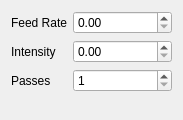
Above: template/uic/path.ui from panzergame/dxfplotter before the change. Below: the same form after it.
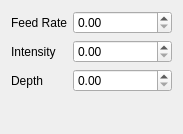
That is the form after the change.

Commit message: Replace path passes by depth and export depth move

What changed in the file:
```diff
--- a/template/uic/path.ui
+++ b/template/uic/path.ui
@@ -7,7 +7,7 @@
     <x>0</x>
     <y>0</y>
     <width>183</width>
-    <height>120</height>
+    <height>134</height>
    </rect>
   </property>
   <property name="windowTitle">
@@ -56,17 +56,17 @@
      <item row="2" column="0">
       <widget class="QLabel" name="label_2">
        <property name="text">
-        <string>Passes</string>
+        <string>Depth</string>
        </property>
       </widget>
      </item>
      <item row="2" column="1">
-      <widget class="QSpinBox" name="passes">
-       <property name="minimum">
-        <number>1</number>
-       </property>
+      <widget class="QDoubleSpinBox" name="depth">
        <property name="maximum">
-        <number>99</number>
+        <double>9999.989999999999782</double>
+       </property>
+       <property name="singleStep">
+        <double>0.100000000000000</double>
        </property>
       </widget>
      </item>
```
The commit also changes 18 other files.
